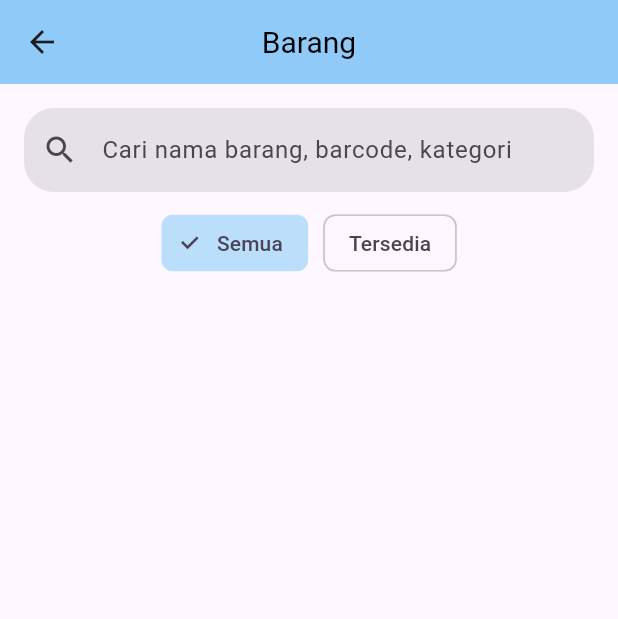
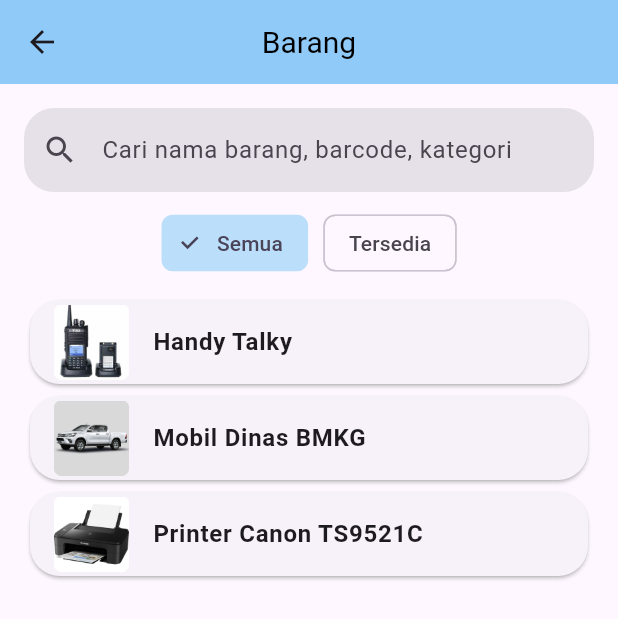
Before and after one commit to bagasrivan/BMKG-Inventory-App, a Flutter app: the InventoryPage screen opened directly, on a phone screen of 412 x 824 dp. Shown: the top 619 px of the screen. Run offline on Flutter 3.47's test engine with Material 3 defaults, Android fonts, the phone set to English and light mode, and no system bars.

Commit message:
Selesai Selasa 25 Februari

```diff
--- a/lib/inventoryPage.dart
+++ b/lib/inventoryPage.dart
@@ -1,4 +1,3 @@
-import 'package:flutter/foundation.dart';
 import 'package:flutter/material.dart';
 
 class InventoryPage extends StatefulWidget {
@@ -17,7 +16,7 @@ class _InventoryState extends State<InventoryPage> {
       "category": "Peralatan Operasional",
       "location": "Gudang Operasional",
       "status": "Tersedia",
-      "image": "assets/ht.png"
+      "image": "assets/handytalky.png"
     },
     {
       "name": "Mobil Dinas BMKG",
@@ -80,6 +79,25 @@ class _InventoryState extends State<InventoryPage> {
               ).toList(),
             ),
           ),
+          SizedBox(height: 10,),
+          Expanded(child: ListView.builder(
+            itemCount: items.length,
+            itemBuilder: (context, index) {
+              var item = items[index];
+              return Card(
+                shape: RoundedRectangleBorder(
+                  borderRadius: BorderRadius.circular(20),
+                ),
+                child: ListTile(
+                  leading: Image.asset(item['image']!, width: 50),
+                  title: Text(
+                    item['name']!,
+                    style: const TextStyle(fontWeight: FontWeight.bold),
+                  ),
+                ),
+              );
+            },
+          ))
         ]),
       ),
     );
--- a/pubspec.yaml
+++ b/pubspec.yaml
@@ -61,6 +61,9 @@ flutter:
   - assets/image.png
   - assets/hands-holding.png
   - assets/profile.png
+  - assets/handytalky.png
+  - assets/car.png
+  - assets/printer.png
   # To add assets to your application, add an assets section, like this:
   # assets:
   #   - images/a_dot_burr.jpeg
```
Also changed, not shown: assets/car.png (added), assets/handytalky.png (added), assets/printer.png (added).
